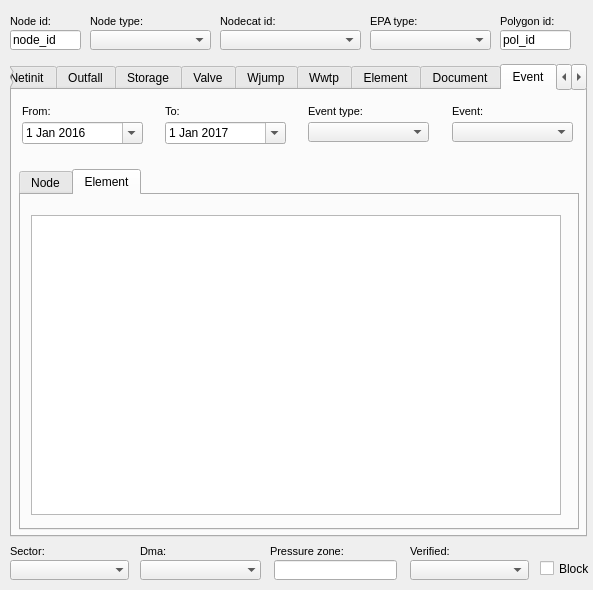
Above: ui/ud_man_node.ui from Giswater/giswater_qgis_plugin before the change. Below: the same form after it.
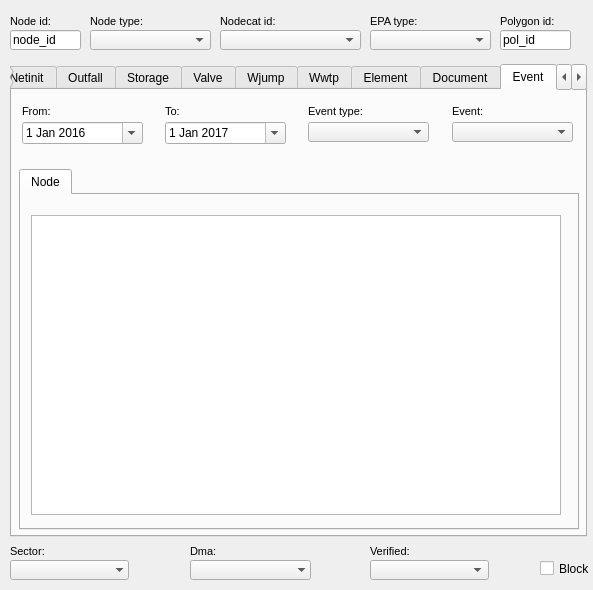
That is the form after the change. The open tabs and pages were chosen to show the change.

The edit to the form file:
```diff
--- a/ui/ud_man_node.ui
+++ b/ui/ud_man_node.ui
@@ -14814,21 +14814,6 @@
        </property>
       </widget>
      </widget>
-     <widget class="QWidget" name="page_event_element">
-      <attribute name="title">
-       <string>Element</string>
-      </attribute>
-      <widget class="QTableView" name="tbl_event_element">
-       <property name="geometry">
-        <rect>
-         <x>10</x>
-         <y>20</y>
-         <width>530</width>
-         <height>300</height>
-        </rect>
-       </property>
-      </widget>
-     </widget>
     </widget>
     <widget class="QDateEdit" name="date_event_to">
      <property name="geometry">
@@ -15254,7 +15239,7 @@
   <widget class="QLabel" name="label_dma">
    <property name="geometry">
     <rect>
-     <x>140</x>
+     <x>190</x>
      <y>540</y>
      <width>90</width>
      <height>22</height>
@@ -15290,53 +15275,17 @@
   <widget class="QComboBox" name="verified">
    <property name="geometry">
     <rect>
-     <x>410</x>
+     <x>370</x>
      <y>560</y>
      <width>119</width>
      <height>20</height>
     </rect>
    </property>
   </widget>
-  <widget class="QLabel" name="label_presszone">
-   <property name="geometry">
-    <rect>
-     <x>270</x>
-     <y>540</y>
-     <width>90</width>
-     <height>22</height>
-    </rect>
-   </property>
-   <property name="font">
-    <font>
-     <pointsize>8</pointsize>
-    </font>
-   </property>
-   <property name="frameShape">
-    <enum>QFrame::NoFrame</enum>
-   </property>
-   <property name="frameShadow">
-    <enum>QFrame::Plain</enum>
-   </property>
-   <property name="text">
-    <string>Pressure zone:</string>
-   </property>
-   <property name="textFormat">
-    <enum>Qt::AutoText</enum>
-   </property>
-   <property name="scaledContents">
-    <bool>false</bool>
-   </property>
-   <property name="alignment">
-    <set>Qt::AlignLeading|Qt::AlignLeft|Qt::AlignVCenter</set>
-   </property>
-   <property name="margin">
-    <number>3</number>
-   </property>
-  </widget>
   <widget class="QLabel" name="label_verified">
    <property name="geometry">
     <rect>
-     <x>410</x>
+     <x>370</x>
      <y>540</y>
      <width>90</width>
      <height>22</height>
@@ -15372,7 +15321,7 @@
   <widget class="QComboBox" name="dma_id">
    <property name="geometry">
     <rect>
-     <x>140</x>
+     <x>190</x>
      <y>560</y>
      <width>121</width>
      <height>20</height>
@@ -15388,16 +15337,6 @@
     <bool>false</bool>
    </property>
   </widget>
-  <widget class="QLineEdit" name="presszonecat_id">
-   <property name="geometry">
-    <rect>
-     <x>274</x>
-     <y>560</y>
-     <width>123</width>
-     <height>20</height>
-    </rect>
-   </property>
-  </widget>
   <widget class="QComboBox" name="sector_id">
    <property name="geometry">
     <rect>
```
Left out of the diff: 12 changed lines with no effect on the pictures.
